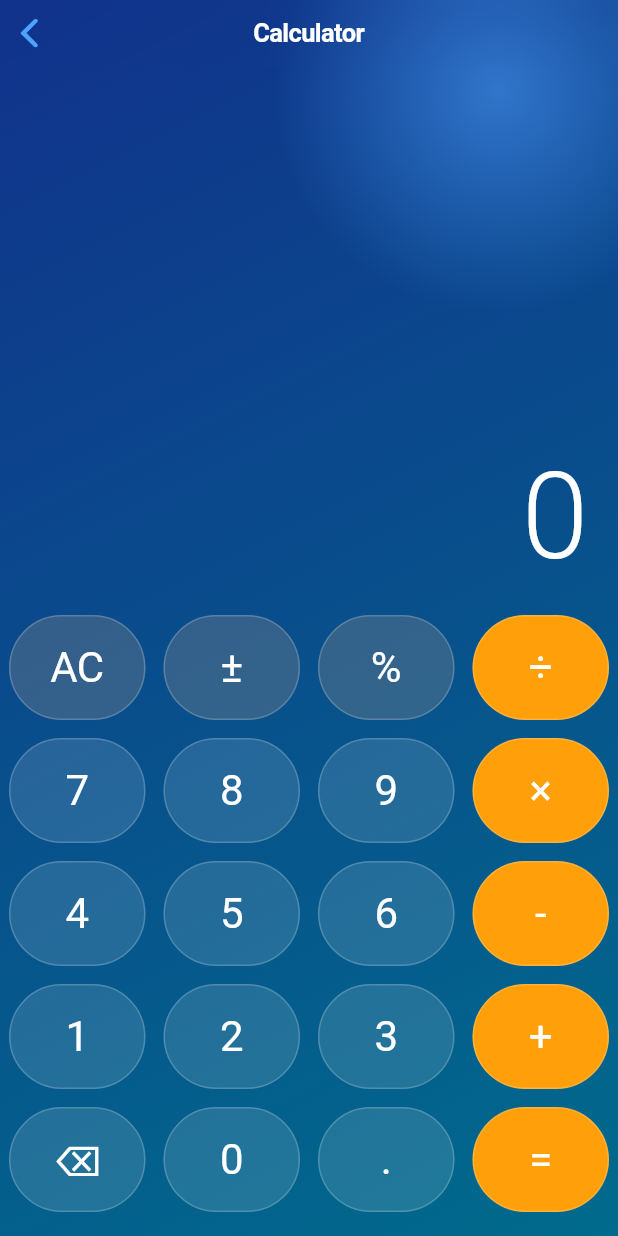
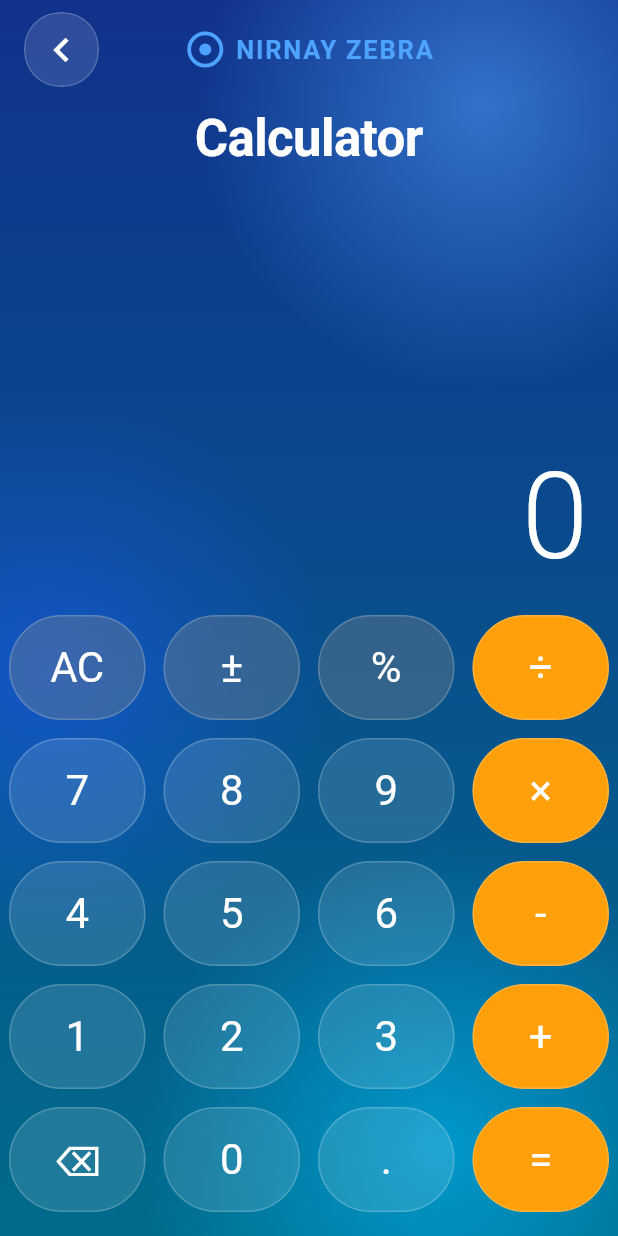
Before and after one commit to kv4895711-del/toolbox-pro, a Flutter app: the screen it shows after launch, after a tap on "Calculator", on a phone screen of 412 x 824 dp. Run offline on Flutter 3.47's test engine with Material 3 defaults, Android fonts, the phone set to English and light mode, and no system bars.

Commit message:
Update tool_page.dart

```diff
--- a/lib/tool_page.dart
+++ b/lib/tool_page.dart
@@ -1,5 +1,6 @@
 import 'package:flutter/cupertino.dart';
 import 'app_state.dart';
+import 'chrome.dart';
 import 'tools/age.dart';
 import 'tools/bmi.dart';
 import 'tools/calculator.dart';
@@ -19,15 +20,37 @@ class ToolPage extends StatelessWidget {
   @override
   Widget build(BuildContext context) {
     final s = AppScope.of(context);
-    return GradientBackground(
+    return AuroraBackground(
       child: CupertinoPageScaffold(
         backgroundColor: const Color(0x00000000),
-        navigationBar: CupertinoNavigationBar(
-          backgroundColor: const Color(0x00000000),
-          border: null,
-          middle: Text(title, style: TextStyle(color: s.text)),
+        child: SafeArea(
+          child: Column(
+            children: [
+              Padding(
+                padding: const EdgeInsets.fromLTRB(16, 8, 16, 0),
+                child: Row(
+                  children: const [
+                    GlassBack(),
+                    Expanded(child: Center(child: BrandMark())),
+                    SizedBox(width: 48),
+                  ],
+                ),
+              ),
+              Padding(
+                padding: const EdgeInsets.only(top: 14, bottom: 12),
+                child: Text(
+                  title,
+                  style: TextStyle(
+                    fontSize: 34,
+                    fontWeight: FontWeight.w700,
+                    color: s.text,
+                  ),
+                ),
+              ),
+              Expanded(child: child),
+            ],
+          ),
         ),
-        child: SafeArea(child: child),
       ),
     );
   }
```
